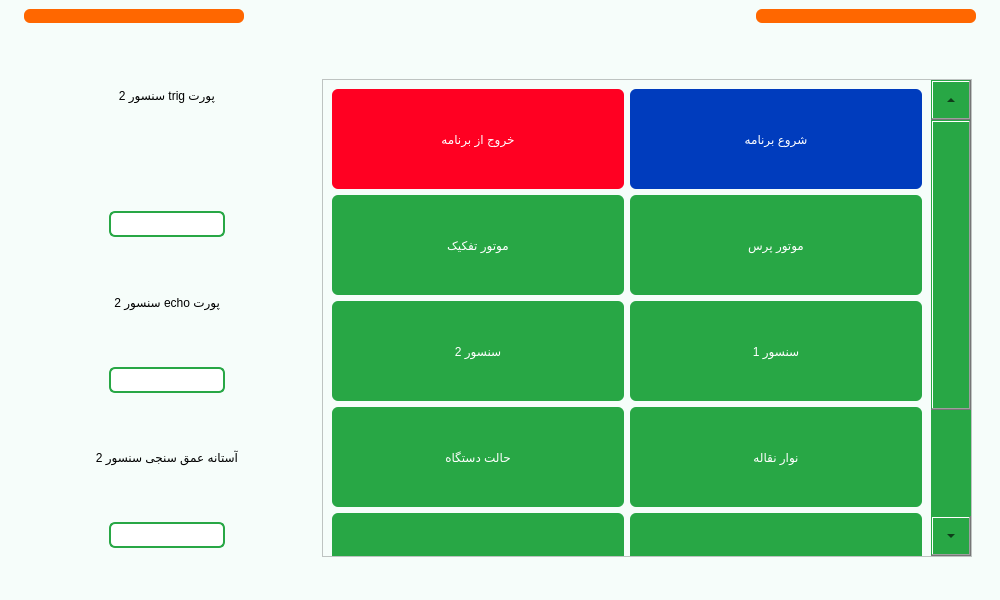
Farazist/raspberrypi-app, file main.ui: the form before one commit.
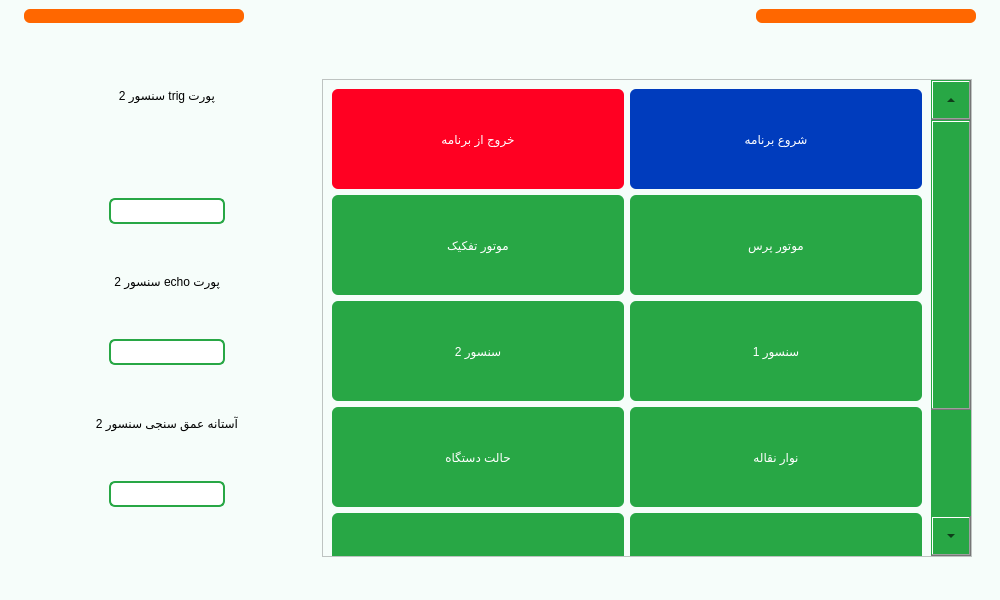
The form after the commit. The open tabs and pages were chosen to show the change. Icons and pictures are not drawn.

Commit message: bottom margine

Diff of the .ui file:
```diff
--- a/main.ui
+++ b/main.ui
@@ -2096,6 +2096,9 @@
             </widget>
             <widget class="QWidget" name="pageSettingSensor2Ports">
              <layout class="QVBoxLayout" name="verticalLayout_51">
+              <property name="bottomMargin">
+               <number>50</number>
+              </property>
               <item alignment="Qt::AlignHCenter|Qt::AlignTop">
                <widget class="QLabel" name="lbl_sensor2_trig_port">
                 <property name="styleSheet">
```
Left out of the diff: 14 changed lines with no effect on the pictures. The commit also changes 1 other file.
